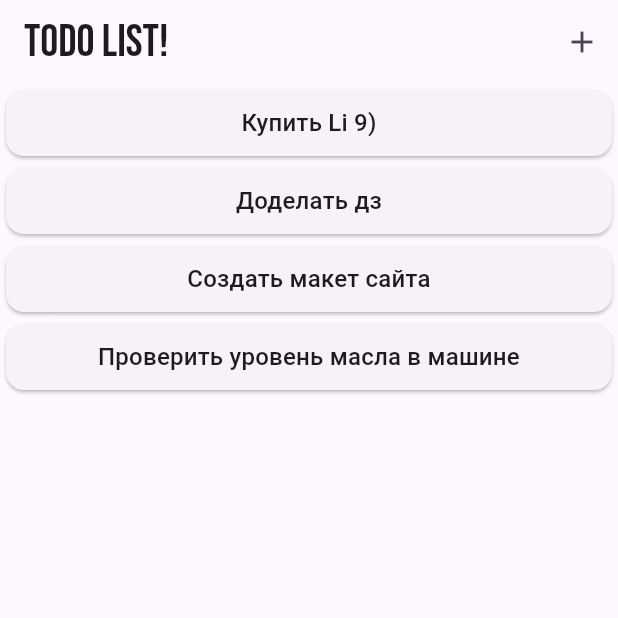
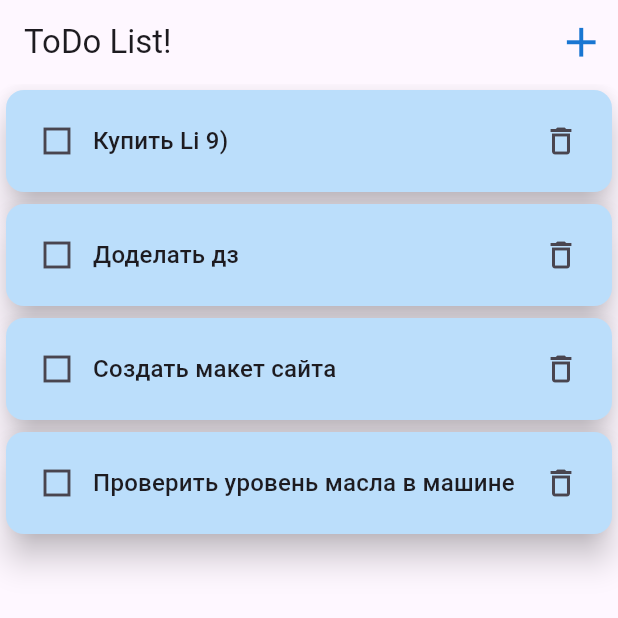
Before and after one commit to Flutter007/hw26, a Flutter app: the screen it shows after launch, on a phone screen of 412 x 824 dp, the top half of it. Run offline on Flutter 3.47's test engine with Material 3 defaults, Android fonts, the phone set to English and light mode, and no system bars.

Commit message:
Added Check and Delete Button,remaked logic with them,changed style of Title

```diff
--- a/lib/data/task.dart
+++ b/lib/data/task.dart
@@ -1,6 +1,6 @@
 class Task {
   final String title;
-  final bool isCompleted;
+  bool isCompleted;
 
   Task({required this.title, required this.isCompleted});
 }
--- a/lib/hw26.dart
+++ b/lib/hw26.dart
@@ -1,5 +1,5 @@
 import 'package:flutter/material.dart';
-import 'package:google_fonts/google_fonts.dart';
+
 import 'package:hw26/data/task.dart';
 import 'package:hw26/screens/todo_screen.dart';
 import 'package:hw26/widget/add_task.dart';
@@ -25,6 +25,18 @@ class _Hw26State extends State<Hw26> {
     });
   }
 
+  void changeCondition(Task task) {
+    setState(() {
+      task.isCompleted = !task.isCompleted;
+    });
+  }
+
+  void deleteTask(Task task) {
+    setState(() {
+      tasks.remove(task);
+    });
+  }
+
   void openAddSheet() {
     showModalBottomSheet(
       context: context,
@@ -38,17 +50,22 @@ class _Hw26State extends State<Hw26> {
       appBar: AppBar(
         title: Text(
           'ToDo List!',
-          style: GoogleFonts.bebasNeue(fontSize: 30),
         ),
         actions: [
           IconButton(
             onPressed: openAddSheet,
-            icon: Icon(Icons.add),
+            icon: Icon(
+              Icons.add,
+              color: Colors.blue.shade700,
+              size: 33,
+            ),
           )
         ],
       ),
       body: TodoScreen(
         tasks: tasks,
+        checkTask: changeCondition,
+        deleteTask: deleteTask,
       ),
     );
   }
--- a/lib/screens/todo_screen.dart
+++ b/lib/screens/todo_screen.dart
@@ -4,12 +4,24 @@ import 'package:hw26/widget/task_card.dart';
 
 class TodoScreen extends StatelessWidget {
   final List<Task> tasks;
-  const TodoScreen({super.key, required this.tasks});
+  final void Function(Task) checkTask;
+  final void Function(Task) deleteTask;
+  const TodoScreen(
+      {super.key,
+      required this.tasks,
+      required this.checkTask,
+      required this.deleteTask});
 
   @override
   Widget build(BuildContext context) {
     return Column(
-      children: tasks.map((task) => TaskCard(tasks: task)).toList(),
+      children: tasks
+          .map((task) => TaskCard(
+                task: task,
+                checkTask: () => checkTask(task),
+                deleteTask: () => deleteTask(task),
+              ))
+          .toList(),
     );
   }
 }
--- a/lib/widget/add_task.dart
+++ b/lib/widget/add_task.dart
@@ -22,7 +22,7 @@ class _AddTaskState extends State<AddTask> {
       widget.onTaskCreated(newTask);
       onCanceled();
     } else {
-      final emptyTask = Task(title: 'Пустой лист', isCompleted: false);
+      final emptyTask = Task(title: 'Пустая задача', isCompleted: false);
       widget.onTaskCreated(emptyTask);
     }
   }
@@ -43,7 +43,7 @@ class _AddTaskState extends State<AddTask> {
                     title = value;
                   }),
                   decoration: InputDecoration(
-                    label: Text('title of task :'),
+                    label: Text('Title of task :'),
                   ),
                 ),
               ),
--- a/lib/widget/task_card.dart
+++ b/lib/widget/task_card.dart
@@ -2,24 +2,45 @@ import 'package:flutter/material.dart';
 import 'package:hw26/data/task.dart';
 
 class TaskCard extends StatelessWidget {
-  final Task tasks;
-  const TaskCard({super.key, required this.tasks});
+  final Task task;
+  final void Function() checkTask;
+  final void Function() deleteTask;
+  const TaskCard(
+      {super.key,
+      required this.task,
+      required this.checkTask,
+      required this.deleteTask});
 
   @override
   Widget build(BuildContext context) {
+    final theme = Theme.of(context);
+    final titleMediumStyle = theme.textTheme.titleMedium!;
     return Card(
+      elevation: 9.0,
+      color: Colors.blue.shade100,
       child: Padding(
         padding: const EdgeInsets.all(10),
         child: Row(
           mainAxisAlignment: MainAxisAlignment.start,
           children: [
+            IconButton(
+                onPressed: checkTask,
+                icon: Icon(
+                  task.isCompleted
+                      ? Icons.check_box
+                      : Icons.check_box_outline_blank_sharp,
+                )),
             Expanded(
               child: Text(
-                textAlign: TextAlign.center,
-                tasks.title,
-                style: Theme.of(context).textTheme.titleMedium,
-              ),
+                  textAlign: TextAlign.left,
+                  task.title,
+                  style: task.isCompleted
+                      ? titleMediumStyle.copyWith(
+                          color: Colors.grey,
+                          decoration: TextDecoration.lineThrough)
+                      : titleMediumStyle),
             ),
+            IconButton(onPressed: deleteTask, icon: Icon(Icons.delete_outline)),
           ],
         ),
       ),
```
